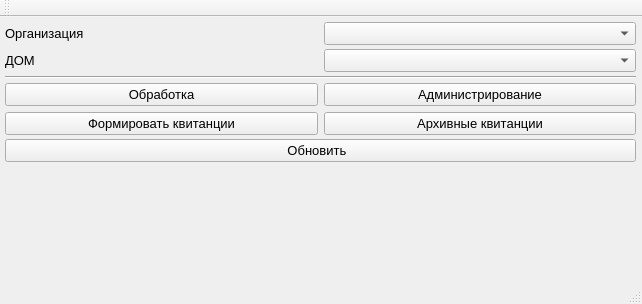
Qt form mainwindow.ui (MartovKot/ZHSK) before a commit.
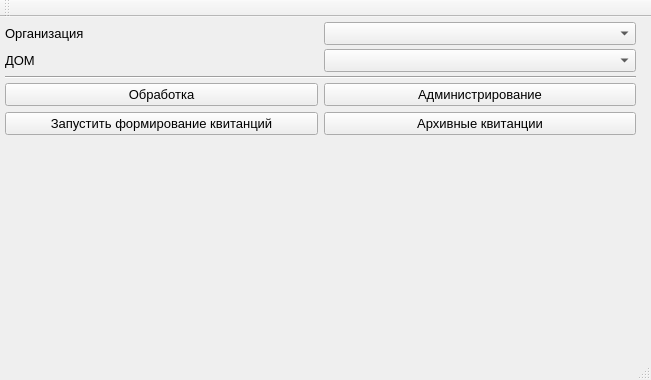
The same form after that commit. Icons and pictures are not drawn.

Commit message: - кнока обновить на главной форме

The edit to the form file:
```diff
--- a/mainwindow.ui
+++ b/mainwindow.ui
@@ -6,8 +6,8 @@
    <rect>
     <x>0</x>
     <y>0</y>
-    <width>642</width>
-    <height>304</height>
+    <width>651</width>
+    <height>380</height>
    </rect>
   </property>
   <property name="windowTitle">
@@ -27,7 +27,7 @@
       <height>311</height>
      </rect>
     </property>
-    <layout class="QVBoxLayout" name="verticalLayout" stretch="0,0,0,0,0,0">
+    <layout class="QVBoxLayout" name="verticalLayout" stretch="0,0,0,0,0">
      <property name="spacing">
       <number>4</number>
      </property>
@@ -148,7 +148,7 @@
             </font>
            </property>
            <property name="text">
-            <string>Формировать квитанции</string>
+            <string>Запустить формирование квитанций</string>
            </property>
           </widget>
          </item>
@@ -198,25 +198,6 @@
        </item>
       </layout>
      </item>
-     <item>
-      <widget class="QPushButton" name="pBtnRefresh">
-       <property name="sizePolicy">
-        <sizepolicy hsizetype="Minimum" vsizetype="Fixed">
-         <horstretch>0</horstretch>
-         <verstretch>150</verstretch>
-        </sizepolicy>
-       </property>
-       <property name="font">
-        <font>
-         <family>Arial</family>
-         <pointsize>10</pointsize>
-        </font>
-       </property>
-       <property name="text">
-        <string>Обновить  </string>
-       </property>
-      </widget>
-     </item>
      <item>
       <spacer name="verticalSpacer">
        <property name="orientation">
```
Left out of the diff: 9 changed lines with no effect on the pictures. The commit also changes 1 other file.
